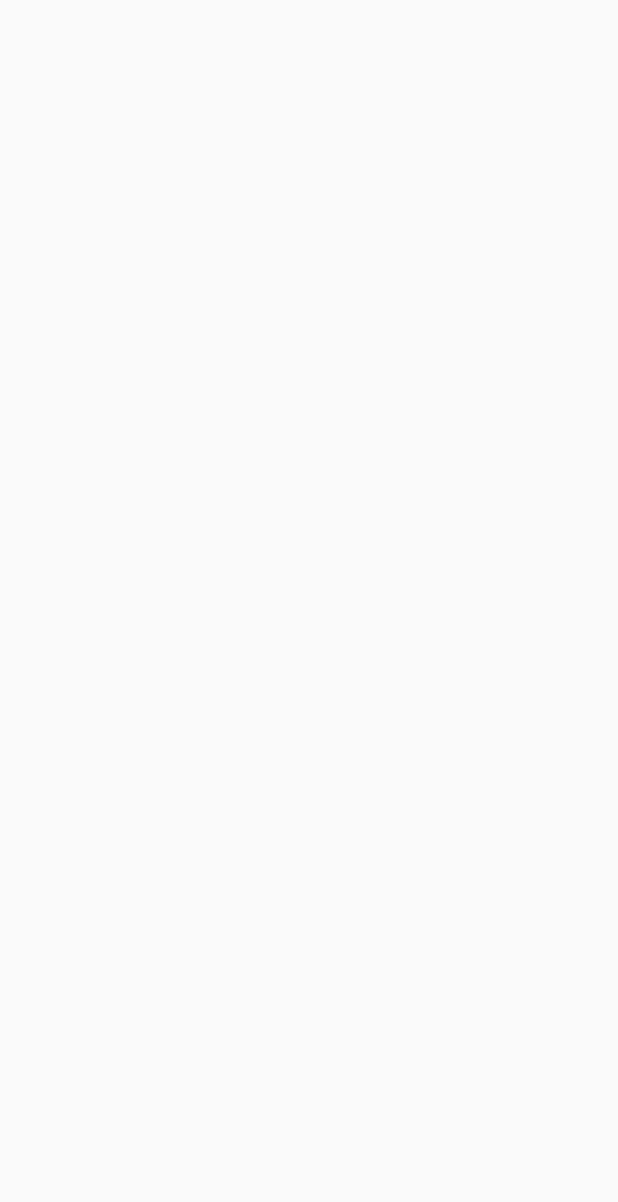
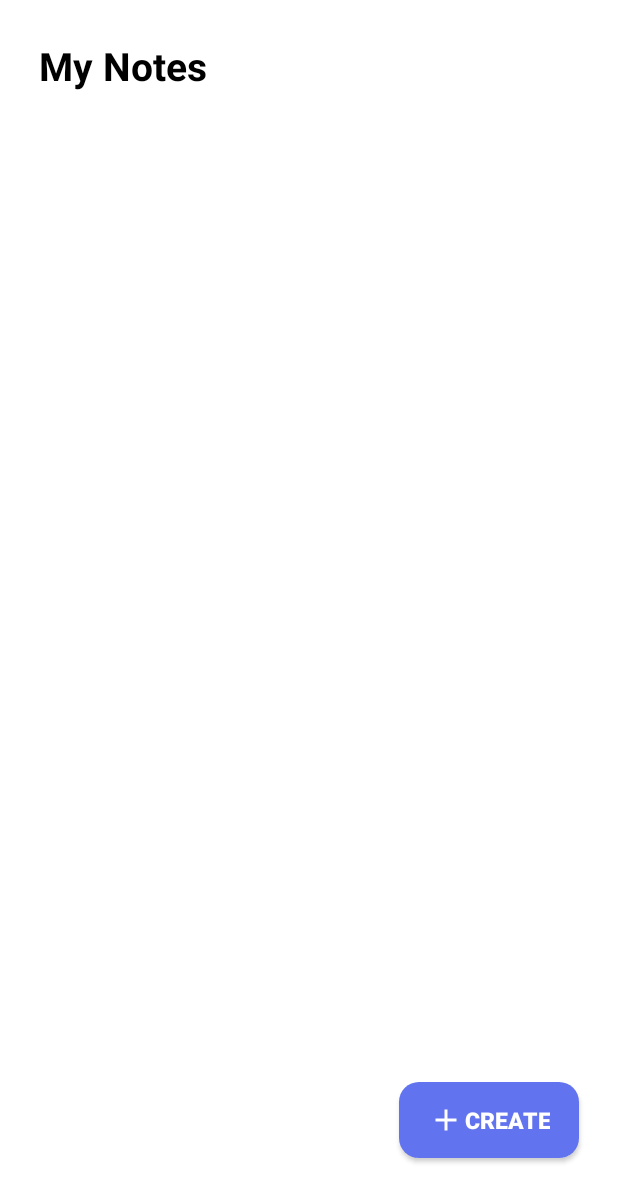
Before and after one commit to rramlakhan/Quick-Notes, an Android app: the screen it shows after launch once a user with an empty profile is signed in (MainActivity), on a phone screen of 412 x 824 dp. Before the commit the part shown is empty. Shown: the top 1202 px of the screen. Run offline under Robolectric (Android 15) with nearby library versions, the phone set to English and light mode, and no system bars; our stand-ins replace Firebase (no records; nobody signed in at launch, a user with empty details on screens opened directly), sdp/ssp sizes.

Commit message:
adding home layout

```diff
--- a/app/src/main/AndroidManifest.xml
+++ b/app/src/main/AndroidManifest.xml
@@ -12,6 +12,9 @@
         android:supportsRtl="true"
         android:theme="@style/Theme.QuickNotes"
         tools:targetApi="31">
+        <activity
+            android:name=".ForgotPassActivity"
+            android:exported="false" />
         <activity
             android:name=".MainActivity"
             android:exported="false" />
--- /dev/null
+++ b/app/src/main/res/drawable/baseline_add_24.xml
@@ -0,0 +1,5 @@
+<vector xmlns:android="http://schemas.android.com/apk/res/android" android:height="24dp" android:tint="#000000" android:viewportHeight="24" android:viewportWidth="24" android:width="24dp">
+
+    <path android:fillColor="@android:color/white" android:pathData="M19,13h-6v6h-2v-6H5v-2h6V5h2v6h6v2z"/>
+
+</vector>
--- a/app/src/main/res/layout/activity_main.xml
+++ b/app/src/main/res/layout/activity_main.xml
@@ -5,6 +5,50 @@
     android:id="@+id/main"
     android:layout_width="match_parent"
     android:layout_height="match_parent"
+    android:background="@color/white"
     tools:context=".MainActivity">
 
+    <TextView
+        android:id="@+id/textView"
+        android:layout_width="match_parent"
+        android:layout_height="wrap_content"
+        android:text="@string/my_notes"
+        android:textSize="@dimen/_20ssp"
+        android:textColor="@color/black"
+        android:textStyle="bold"
+        android:layout_marginStart="@dimen/_20sdp"
+        android:layout_marginTop="@dimen/_20sdp"
+        app:layout_constraintEnd_toEndOf="parent"
+        app:layout_constraintHorizontal_bias="0.498"
+        app:layout_constraintStart_toStartOf="parent"
+        app:layout_constraintTop_toTopOf="parent" />
+
+    <androidx.recyclerview.widget.RecyclerView
+        android:layout_width="match_parent"
+        android:layout_height="@dimen/_500sdp"
+        app:layout_constraintBottom_toBottomOf="parent"
+        app:layout_constraintEnd_toEndOf="parent"
+        app:layout_constraintStart_toStartOf="parent"
+        app:layout_constraintTop_toBottomOf="@+id/textView" />
+
+    <Button
+        android:id="@+id/button2"
+        android:layout_width="wrap_content"
+        android:layout_height="wrap_content"
+        android:text="@string/create"
+        android:textColor="@color/white"
+        android:textSize="@dimen/_12ssp"
+        android:textStyle="bold"
+        android:drawableStart="@drawable/baseline_add_24"
+        android:drawableTint="@color/white"
+        android:background="@drawable/btn_primary"
+        android:paddingTop="@dimen/_10sdp"
+        android:paddingBottom="@dimen/_10sdp"
+        android:paddingStart="@dimen/_15sdp"
+        android:paddingEnd="@dimen/_15sdp"
+        android:layout_marginEnd="@dimen/_20sdp"
+        android:layout_marginBottom="@dimen/_40sdp"
+        app:layout_constraintBottom_toBottomOf="parent"
+        app:layout_constraintEnd_toEndOf="parent" />
+
 </androidx.constraintlayout.widget.ConstraintLayout>
--- a/app/src/main/res/values/strings.xml
+++ b/app/src/main/res/values/strings.xml
@@ -11,4 +11,6 @@
     <string name="sign_up">SIGN UP</string>
     <string name="create_account">Create Account</string>
     <string name="confirm_password">Confirm Password</string>
+    <string name="my_notes">My Notes</string>
+    <string name="create">Create</string>
 </resources>
```
